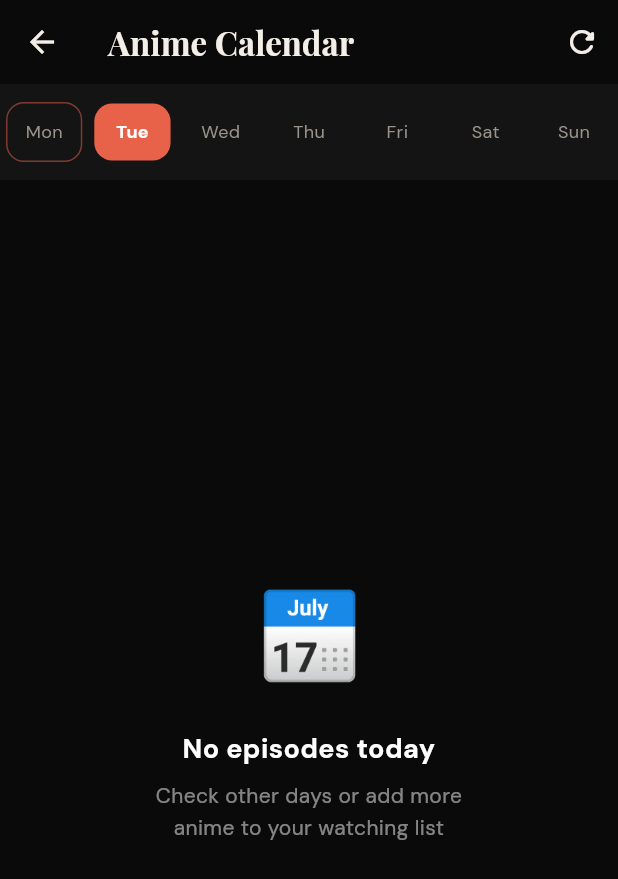
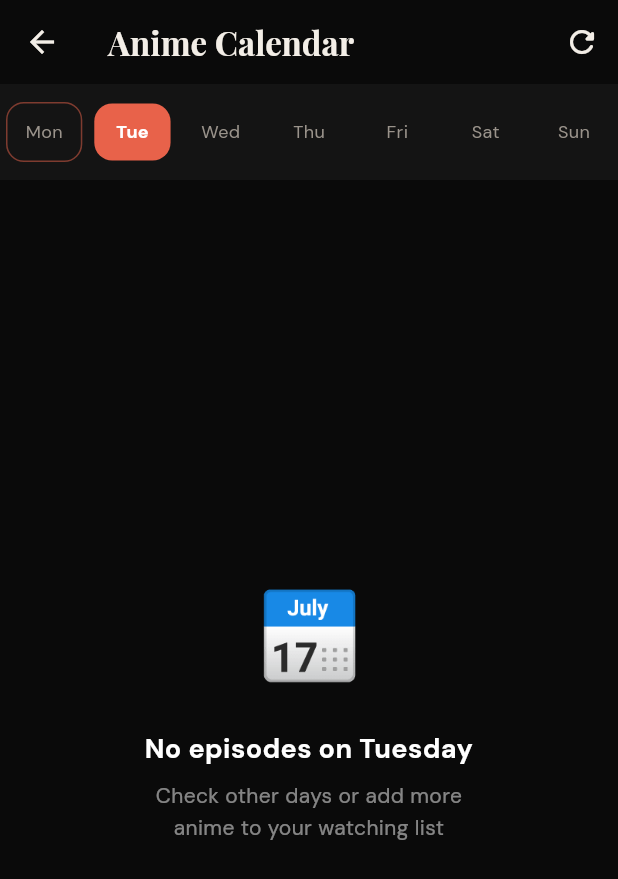
Before and after one commit to shahidteewno007-hub/hanj, a Flutter app: the AnimeCalendarScreen screen opened directly, after a tap on "Tue", on a phone screen of 412 x 824 dp. Shown: the top 879 px of the screen. Run offline on Flutter 3.47's test engine with Material 3 defaults, Android fonts, the phone set to English and light mode, and no system bars; our stand-ins replace cached_network_image, cloud_firestore, cloud_functions, connectivity_plus, firebase_analytics, firebase_auth and 10 more; missing offline and left inert: dart:html, dart:ui_web, gal, google_sign_in_web; accounts and stored records are empty; network calls fail.

Commit message:
Calendar: an empty day names that day, and only claims days it loaded
After a good load, an empty day read "No episodes today" whichever day
was selected.

The copy now names the selected day: "No episodes today" on today and
"No episodes on Thursday" elsewhere, under the same subtitle as before.
It makes that claim only for a day the loaded schedule covers.
_loadSchedule asks AniList for one page of the next 50 airings across
all titles. At 18:44 on Monday 26 Oct (PKT), that page ran from 19:00
that evening to Friday 17:26, so the screen had no data at all for
Saturday or Sunday. "No episodes on Saturday" would have been false for
anyone watching a Saturday show.

So a full page now records its last airing time (_scheduleEnds). An
empty day whose next occurrence ends after that point reads "Nothing to
show for Saturday yet / The calendar only looks a few days ahead. Check
back closer to the day." A page that comes back short means AniList had
nothing further scheduled, so every day counts as covered. The same
applies when no request was made because the watching list is empty.
A failed refresh keeps the last good schedule and its reach together,
as D15 left it. The D15 failure copy is unchanged.

Not changed: a day the page only partly covers (Friday in that sample)
lists what it has and nothing after the cut-off. Filling the week would
take more AniList requests per load, which is a pacing decision rather
than a copy fix.

Co-Authored-By: Claude Opus 5.5 <noreply@anthropic.com>

```diff
--- a/lib/features/calendar/anime_calendar_screen.dart
+++ b/lib/features/calendar/anime_calendar_screen.dart
@@ -25,6 +25,11 @@ class _AnimeCalendarScreenState extends State<AnimeCalendarScreen> {
   // "nothing airs" apart from "nothing loaded".
   bool _loadFailed = false;
   Map<String, List<Map<String, dynamic>>> _scheduleByDay = {};
+  // Airing time of the last entry on a full page: the query fetches the next
+  // 50 airings across all of AniList, a few days' worth, so the schedule says
+  // nothing about later. Null when the page wasn't full (AniList had nothing
+  // further scheduled) or nothing was fetched.
+  DateTime? _scheduleEnds;
   final Set<String> _remindersOn = {}; // animeId strings
 
   static const _days = [
@@ -34,6 +39,11 @@ class _AnimeCalendarScreenState extends State<AnimeCalendarScreen> {
 
   static const _dayLabels = [
     'Mon', 'Tue', 'Wed', 'Thu', 'Fri', 'Sat', 'Sun'
+  ];
+
+  static const _dayNames = [
+    'Monday', 'Tuesday', 'Wednesday', 'Thursday',
+    'Friday', 'Saturday', 'Sunday'
   ];
 
   int _selectedDay = DateTime.now().weekday - 1; // 0=Mon
@@ -183,9 +193,15 @@ class _AnimeCalendarScreenState extends State<AnimeCalendarScreen> {
         }
       }
 
+      final ends = schedules.length >= 50
+          ? DateTime.fromMillisecondsSinceEpoch(
+              schedules.last['airingAt'] * 1000)
+          : null;
+
       if (!mounted) return;
       setState(() {
         _scheduleByDay = byDay;
+        _scheduleEnds = ends;
         _isLoading = false;
       });
     } catch (e) {
@@ -291,6 +307,15 @@ class _AnimeCalendarScreenState extends State<AnimeCalendarScreen> {
       // Nothing has loaded and the last fetch failed. Without this every
       // day read "No episodes today", which isn't something the app knows.
       final failed = _loadFailed && _scheduleByDay.isEmpty;
+      // The copy names the selected day (it said "today" on every day), and
+      // says "No episodes" only if the loaded schedule runs past the end of
+      // that day's next occurrence. Beyond that the app hasn't looked.
+      final now = DateTime.now();
+      final isToday = _selectedDay == now.weekday - 1;
+      final dayName = isToday ? 'today' : _dayNames[_selectedDay];
+      final daysAhead = (_selectedDay - (now.weekday - 1)) % 7;
+      final dayEnds = DateTime(now.year, now.month, now.day + daysAhead + 1);
+      final unseen = _scheduleEnds != null && _scheduleEnds!.isBefore(dayEnds);
       return Center(
         child: Column(
           mainAxisAlignment: MainAxisAlignment.center,
@@ -298,7 +323,13 @@ class _AnimeCalendarScreenState extends State<AnimeCalendarScreen> {
             const Text('📅', style: TextStyle(fontSize: 56)),
             const SizedBox(height: 20),
             Text(
-              failed ? 'The schedule can\'t load right now' : 'No episodes today',
+              failed
+                  ? 'The schedule can\'t load right now'
+                  : unseen
+                      ? 'Nothing to show for $dayName yet'
+                      : isToday
+                          ? 'No episodes today'
+                          : 'No episodes on $dayName',
               textAlign: TextAlign.center,
               style: const TextStyle(
                   color: Colors.white,
@@ -309,7 +340,9 @@ class _AnimeCalendarScreenState extends State<AnimeCalendarScreen> {
             Text(
               failed
                   ? 'Try again shortly.'
-                  : 'Check other days or add more\nanime to your watching list',
+                  : unseen
+                      ? 'The calendar only looks a few days ahead.\nCheck back closer to the day.'
+                      : 'Check other days or add more\nanime to your watching list',
               textAlign: TextAlign.center,
               style: TextStyle(
                   color: Colors.white.withValues(alpha: 0.5), fontSize: 14),
```
